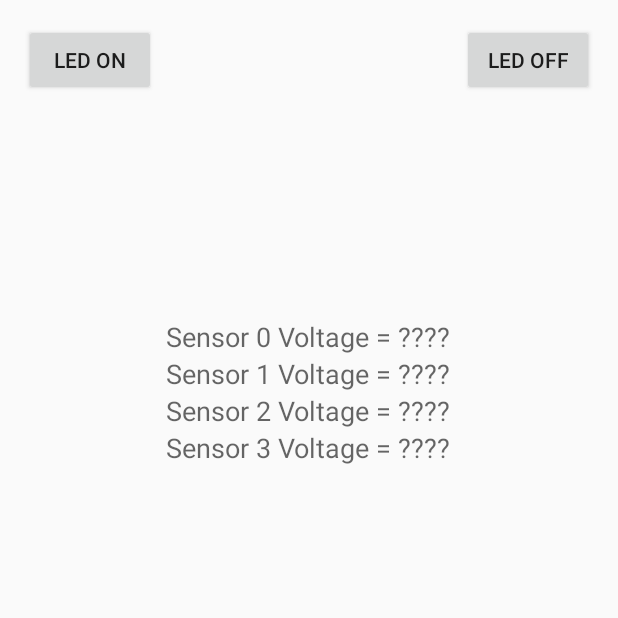
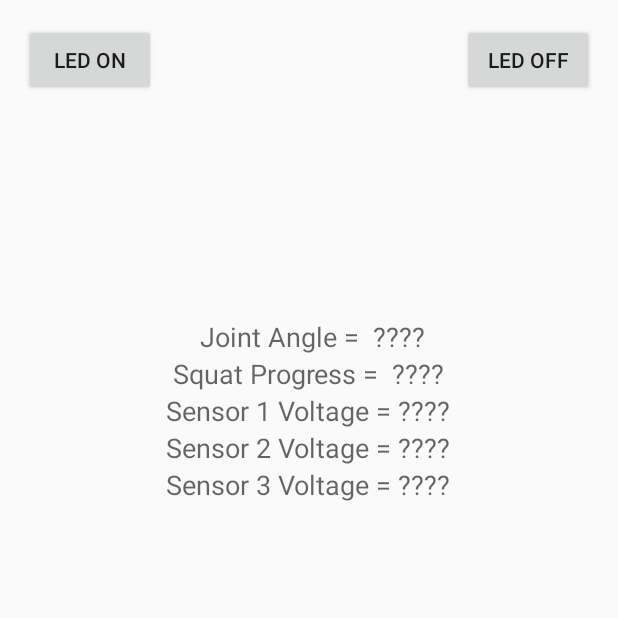
Before and after one commit to eoinclancy1/EMGbiofeedApp, an Android app: the MainActivity screen opened directly, with no data from a screen before it, on a phone screen of 412 x 824 dp, the top half of it. Run offline under Robolectric (Android 15) with nearby library versions, the phone set to English and light mode, and no system bars; network calls fail; 7 statements that could not run were skipped.

Commit message:
Added a squat message to activity_main

```diff
--- a/app/src/main/java/com/eoinclancy/bluetoothrxtx/MainActivity.java
+++ b/app/src/main/java/com/eoinclancy/bluetoothrxtx/MainActivity.java
@@ -22,7 +22,7 @@ import java.lang.String;
 public class MainActivity extends Activity {
 
     Button btnOn, btnOff;
-    TextView txtArduino, txtString, txtStringLength, sensorView0, sensorView1, sensorView2, sensorView3;
+    TextView txtArduino, txtString, txtStringLength, jointAngleText,jointAngleProgress, sensorView1, sensorView2, sensorView3;
     Handler bluetoothIn;
 
     final int handlerState = 0;                        //used to identify handler message
@@ -49,7 +49,8 @@ public class MainActivity extends Activity {
         btnOff = (Button) findViewById(R.id.buttonOff);
         txtString = (TextView) findViewById(R.id.txtString);
         txtStringLength = (TextView) findViewById(R.id.testView1);
-        sensorView0 = (TextView) findViewById(R.id.sensorView0);
+        jointAngleText = (TextView) findViewById(R.id.JointAngleText);
+        jointAngleProgress = (TextView) findViewById(R.id.JointAngleProgress);
         sensorView1 = (TextView) findViewById(R.id.sensorView1);
         sensorView2 = (TextView) findViewById(R.id.sensorView2);
         sensorView3 = (TextView) findViewById(R.id.sensorView3);
@@ -78,14 +79,29 @@ public class MainActivity extends Activity {
                             String sensor2 = recDataArray[2];
                             String sensor3 = recDataArray[3];
 
-                            sensorView0.setText(" Sensor 0 Voltage = " + sensor0 + "V");    //update the textviews with sensor values
+                            jointAngleText.setText(" Joint Angle = " + sensor0 + "°");    //update the textviews with sensor values
                             sensorView1.setText(" Sensor 1 Voltage = " + sensor1 + "V");
                             sensorView2.setText(" Sensor 2 Voltage = " + sensor2 + "V");
                             sensorView3.setText(" Sensor 3 Voltage = " + sensor3 + "V");
+
+                            int jointAngleValue = Integer.parseInt(sensor0);
+                            if (jointAngleValue < 40){
+                                jointAngleProgress.setText("Standing");
+                            }
+                            else if (jointAngleValue >= 40 && jointAngleValue < 70 ){
+                                jointAngleProgress.setText("Partial Squat");
+                            }
+                            else if (jointAngleValue >= 70 && jointAngleValue < 100){
+                                jointAngleProgress.setText("Half Squat");
+                            }
+                            else{
+                                jointAngleProgress.setText("Deep Squat");
+                            }
+
                         }
                         recDataString.delete(0, recDataString.length());                    //clear all string data
                         // strIncom =" ";
-                        dataInPrint = " ";
+                        //dataInPrint = " ";
                     }
                 }
             }
@@ -106,8 +122,8 @@ public class MainActivity extends Activity {
             public void onClick(View v) {
                 mConnectedThread.write("1");    // Send "1" via Bluetooth
                 Toast.makeText(getBaseContext(), "Turn on LED", Toast.LENGTH_SHORT).show();
-                Intent i = new Intent(MainActivity.this, LoginMain.class);
-                startActivity(i);
+                //Intent i = new Intent(MainActivity.this, LoginMain.class);
+                //startActivity(i);
             }
         });
     }
--- a/app/src/main/res/layout/activity_main.xml
+++ b/app/src/main/res/layout/activity_main.xml
@@ -58,36 +58,45 @@
         android:id="@+id/sensorView1"
         android:layout_width="wrap_content"
         android:layout_height="wrap_content"
-        android:layout_below="@+id/sensorView0"
-        android:layout_centerHorizontal="true"
         android:text="Sensor 1 Voltage = ????"
-        android:textAppearance="?android:attr/textAppearanceMedium" />
+        android:textAppearance="?android:attr/textAppearanceMedium"
+        android:layout_below="@+id/JointAngleProgress"
+        android:layout_centerHorizontal="true" />
 
     <TextView
         android:id="@+id/sensorView2"
         android:layout_width="wrap_content"
         android:layout_height="wrap_content"
+        android:text="Sensor 2 Voltage = ????"
+        android:textAppearance="?android:attr/textAppearanceMedium"
         android:layout_below="@+id/sensorView1"
-        android:layout_centerHorizontal="true"
-        android:text="Sensor 2 Voltage = ????"
-        android:textAppearance="?android:attr/textAppearanceMedium" />
+        android:layout_centerHorizontal="true" />
 
     <TextView
         android:id="@+id/sensorView3"
         android:layout_width="wrap_content"
         android:layout_height="wrap_content"
+        android:text="Sensor 3 Voltage = ????"
+        android:textAppearance="?android:attr/textAppearanceMedium"
         android:layout_below="@+id/sensorView2"
-        android:layout_centerHorizontal="true"
-        android:text="Sensor 3 Voltage = ????"
-        android:textAppearance="?android:attr/textAppearanceMedium" />
+        android:layout_centerHorizontal="true" />
 
     <TextView
-        android:id="@+id/sensorView0"
+        android:id="@+id/JointAngleText"
         android:layout_width="wrap_content"
         android:layout_height="wrap_content"
         android:layout_centerHorizontal="true"
         android:layout_marginTop="196dp"
-        android:text="Sensor 0 Voltage = ????"
+        android:text=" Joint Angle =  ????"
         android:textAppearance="?android:attr/textAppearanceMedium" />
 
+    <TextView
+        android:id="@+id/JointAngleProgress"
+        android:layout_width="wrap_content"
+        android:layout_height="wrap_content"
+        android:text="Squat Progress =  ????"
+        android:textAppearance="?android:attr/textAppearanceMedium"
+        android:layout_below="@+id/JointAngleText"
+        android:layout_centerHorizontal="true" />
+
 </RelativeLayout>
```
